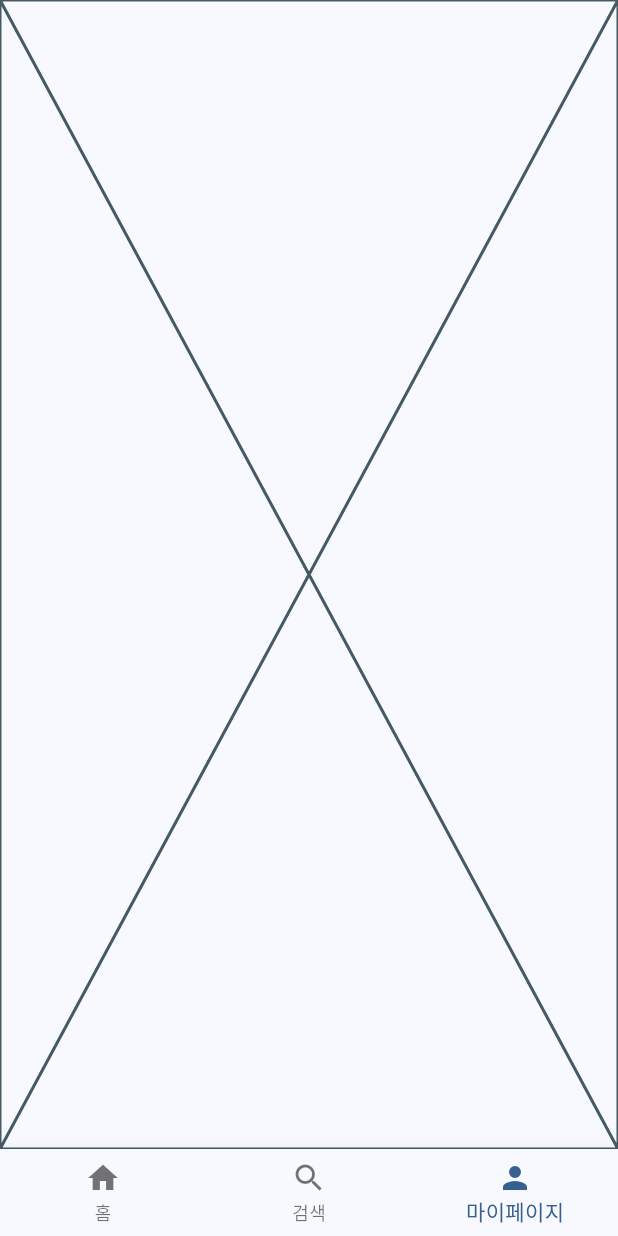
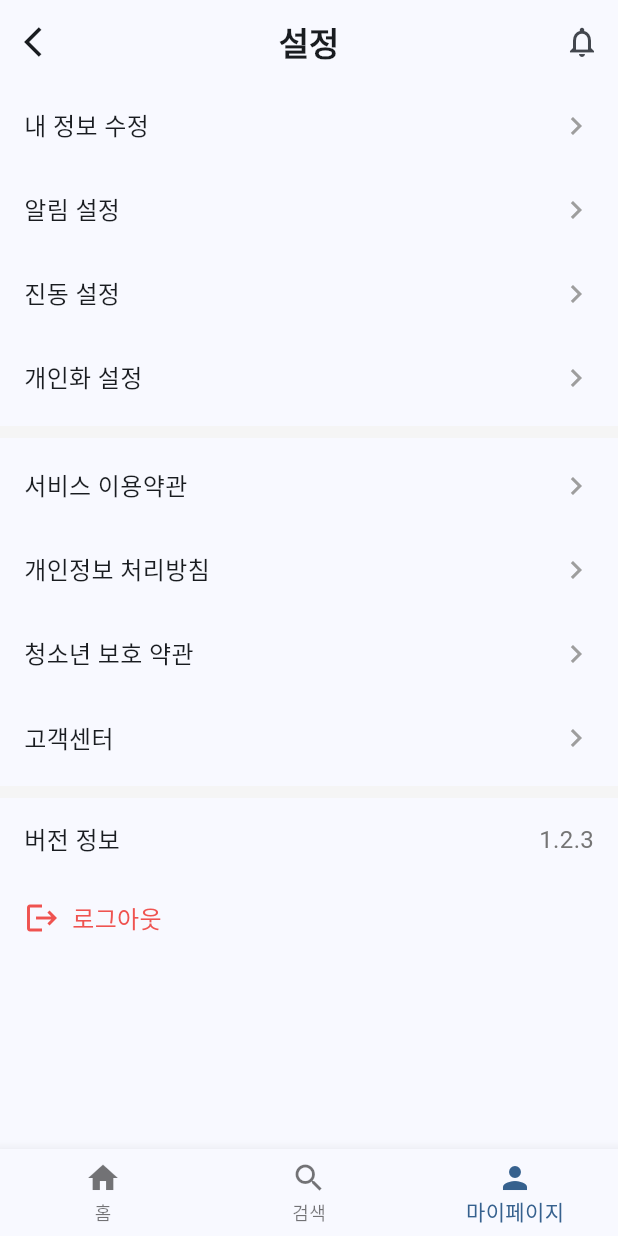
Before and after one commit to APP-iOS7/supplement, a Flutter app: the MainScreen screen opened directly, item 3 of the bottom bar chosen, on a phone screen of 412 x 824 dp. Run offline on Flutter 3.47's test engine with Material 3 defaults, Android fonts, the phone set to English and light mode, and no system bars; our stand-ins replace cloud_firestore, firebase_auth, firebase_core, google_sign_in, lottie, shared_preferences and 1 more; accounts and stored records are empty.

Commit message:
Settings_screen 초안완성

```diff
--- a/lib/main.dart
+++ b/lib/main.dart
@@ -11,6 +11,7 @@ import 'package:firebase_core/firebase_core.dart';
 import 'package:supplementary_app/services/auth_service.dart';
 import 'package:supplementary_app/firebase_options.dart';
 import 'package:supplementary_app/providers/user_provider.dart';
+import 'package:supplementary_app/screens/healthcheck/health_concern_screen.dart';
 
 void main() async {
   // Flutter 위젯 바인딩 초기화
@@ -45,7 +46,7 @@ class MyApp extends StatelessWidget {
         colorScheme: ColorScheme.fromSeed(seedColor: Colors.blue),
         useMaterial3: true,
       ),
-      home: const AuthWrapper(),
+      home: const HealthConcernScreen(),
     );
   }
 }
--- a/lib/screens/healthcheck/health_concern_screen.dart
+++ b/lib/screens/healthcheck/health_concern_screen.dart
@@ -19,7 +19,6 @@ class _HealthConcernScreenState extends State<HealthConcernScreen> {
     },
     {
       'title': '체중 감량/근육 증가',
-      'fontSize': 1,
       'icon': 'assets/icons/muscle.png',
       'color': const Color.fromARGB(255, 255, 231, 247),
       'isSelected': false,
--- a/lib/screens/main_screen.dart
+++ b/lib/screens/main_screen.dart
@@ -2,6 +2,7 @@ import 'package:flutter/material.dart';
 import 'package:supplementary_app/screens/home/home_screen.dart';
 import 'package:supplementary_app/screens/mypage/mypage_screen.dart';
 import 'package:supplementary_app/screens/search/search_screen.dart';
+import 'package:supplementary_app/screens/settings/settings_screen.dart';
 
 class MainScreen extends StatefulWidget {
   const MainScreen({super.key});
@@ -18,7 +19,7 @@ class _MainScreenState extends State<MainScreen> {
   final List<Widget> _pages = [
     const HomeScreen(),
     const SearchScreen(),
-    const MypageScreen(),
+    const SettingsScreen(), // MypageScreen에서 SettingsScreen으로 변경
   ];
 
   @override
--- /dev/null
+++ b/lib/screens/settings/settings_screen.dart
@@ -0,0 +1,93 @@
+import 'package:flutter/material.dart';
+
+class SettingsScreen extends StatelessWidget {
+  const SettingsScreen({super.key});
+
+  @override
+  Widget build(BuildContext context) {
+    return Scaffold(
+      appBar: AppBar(
+        leading: IconButton(
+          icon: const Icon(Icons.arrow_back_ios),
+          onPressed: () => Navigator.of(context).pop(),
+        ),
+        title: const Text('설정', style: TextStyle(fontWeight: FontWeight.bold)),
+        centerTitle: true,
+        actions: [
+          IconButton(
+            icon: const Icon(Icons.notifications_outlined),
+            onPressed: () {
+              // Handle notification action
+            },
+          ),
+        ],
+      ),
+      body: ListView(
+        children: [
+          // Personal Settings Section
+          _buildSettingItem(context, '내 정보 수정', Icons.chevron_right),
+          _buildSettingItem(context, '알림 설정', Icons.chevron_right),
+          _buildSettingItem(context, '진동 설정', Icons.chevron_right),
+          _buildSettingItem(context, '개인화 설정', Icons.chevron_right),
+
+          // Divider
+          const Divider(height: 16, thickness: 8, color: Color(0xFFF5F5F5)),
+
+          // Service Settings Section
+          _buildSettingItem(context, '서비스 이용약관', Icons.chevron_right),
+          _buildSettingItem(context, '개인정보 처리방침', Icons.chevron_right),
+          _buildSettingItem(context, '청소년 보호 약관', Icons.chevron_right),
+          _buildSettingItem(context, '고객센터', Icons.chevron_right),
+
+          // Divider
+          const Divider(height: 16, thickness: 8, color: Color(0xFFF5F5F5)),
+
+          // Version Info
+          Padding(
+            padding: const EdgeInsets.symmetric(horizontal: 16, vertical: 12),
+            child: Row(
+              mainAxisAlignment: MainAxisAlignment.spaceBetween,
+              children: [
+                const Text('버전 정보', style: TextStyle(fontSize: 16)),
+                Text('1.2.3', style: TextStyle(fontSize: 16, color: Colors.grey[600])),
+              ],
+            ),
+          ),
+
+          // Logout Button
+          Padding(
+            padding: const EdgeInsets.all(16.0),
+            child: Row(
+              children: [
+                Icon(Icons.logout, color: Colors.red[400]),
+                const SizedBox(width: 8),
+                Text('로그아웃', style: TextStyle(color: Colors.red[400], fontSize: 16)),
+              ],
+            ),
+          ),
+
+          // Bottom padding
+          const SizedBox(height: 40),
+        ],
+      ),
+    );
+  }
+
+  Widget _buildSettingItem(BuildContext context, String title, IconData trailingIcon) {
+    return InkWell(
+      onTap: () {
+        // Handle tap on setting item
+      },
+      child: Padding(
+        padding: const EdgeInsets.symmetric(horizontal: 16, vertical: 16),
+        child: Row(
+          mainAxisAlignment: MainAxisAlignment.spaceBetween,
+          children: [
+            Text(title, style: const TextStyle(fontSize: 16)),
+            Icon(trailingIcon, color: Colors.grey),
+          ],
+        ),
+      ),
+    );
+  }
+}
```
Also changed, not shown: pubspec.yaml (+3 -6 lines).
